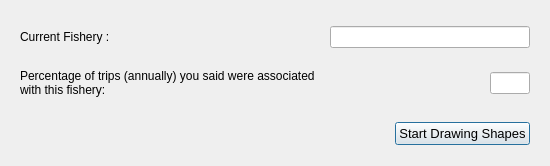
Ecotrust/openoceanmap-desktop, file oom_norcal_charter/Interview/selectfishery.ui: the form before one commit.
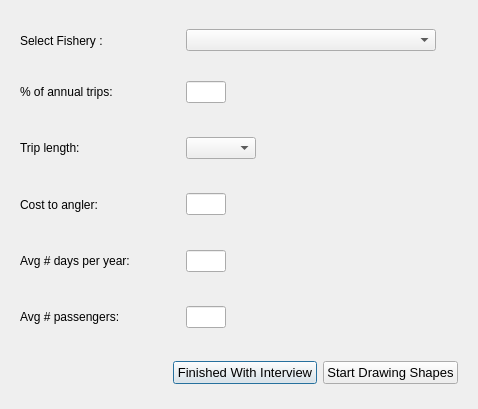
The form after the commit.

```diff
--- a/oom_norcal_charter/Interview/selectfishery.ui
+++ b/oom_norcal_charter/Interview/selectfishery.ui
@@ -6,16 +6,16 @@
    <rect>
     <x>0</x>
     <y>0</y>
-    <width>550</width>
-    <height>166</height>
+    <width>478</width>
+    <height>409</height>
    </rect>
   </property>
   <property name="windowTitle" >
    <string>OpenOceanMap - Start Fishery</string>
   </property>
-  <layout class="QVBoxLayout" >
+  <layout class="QVBoxLayout" name="verticalLayout" >
    <item>
-    <layout class="QHBoxLayout" >
+    <layout class="QHBoxLayout" name="horizontalLayout_3" >
      <item>
       <widget class="QWidget" native="1" name="widget" >
        <layout class="QHBoxLayout" >
@@ -38,27 +38,171 @@
          <widget class="QLabel" name="fishery_text" >
           <property name="minimumSize" >
            <size>
-            <width>300</width>
+            <width>160</width>
             <height>0</height>
            </size>
           </property>
           <property name="maximumSize" >
            <size>
-            <width>300</width>
+            <width>160</width>
             <height>16777215</height>
            </size>
           </property>
           <property name="text" >
-           <string>Current Fishery :</string>
+           <string>Select Fishery :</string>
           </property>
          </widget>
         </item>
         <item>
-         <spacer>
+         <widget class="QComboBox" name="fishery_comboBox" >
+          <property name="minimumSize" >
+           <size>
+            <width>250</width>
+            <height>0</height>
+           </size>
+          </property>
+          <property name="maximumSize" >
+           <size>
+            <width>250</width>
+            <height>16777215</height>
+           </size>
+          </property>
+          <item>
+           <property name="text" >
+            <string/>
+           </property>
+          </item>
+          <item>
+           <property name="text" >
+            <string>Abalone (dive only)</string>
+           </property>
+          </item>
+          <item>
+           <property name="text" >
+            <string>Anchovy/Herring (Bait Fish)</string>
+           </property>
+          </item>
+          <item>
+           <property name="text" >
+            <string>California Halibut</string>
+           </property>
+          </item>
+          <item>
+           <property name="text" >
+            <string>Dungeness Crab</string>
+           </property>
+          </item>
+          <item>
+           <property name="text" >
+            <string>Humboldt Squid</string>
+           </property>
+          </item>
+          <item>
+           <property name="text" >
+            <string>Pacific Halibut</string>
+           </property>
+          </item>
+          <item>
+           <property name="text" >
+            <string>Rockfish (pre-RCA)</string>
+           </property>
+          </item>
+          <item>
+           <property name="text" >
+            <string>Rockfish (post-RCA)</string>
+           </property>
+          </item>
+          <item>
+           <property name="text" >
+            <string>Rockfish (cumulative)</string>
+           </property>
+          </item>
+          <item>
+           <property name="text" >
+            <string>Salmon</string>
+           </property>
+          </item>
+          <item>
+           <property name="text" >
+            <string>Sharks/Rays</string>
+           </property>
+          </item>
+          <item>
+           <property name="text" >
+            <string>Other Flatfish (Sanddads, Soles, Turbots)</string>
+           </property>
+          </item>
+          <item>
+           <property name="text" >
+            <string>Other</string>
+           </property>
+          </item>
+         </widget>
+        </item>
+       </layout>
+      </widget>
+     </item>
+     <item>
+      <spacer name="horizontalSpacer_2" >
+       <property name="orientation" >
+        <enum>Qt::Horizontal</enum>
+       </property>
+       <property name="sizeHint" stdset="0" >
+        <size>
+         <width>40</width>
+         <height>20</height>
+        </size>
+       </property>
+      </spacer>
+     </item>
+    </layout>
+   </item>
+   <item>
+    <layout class="QHBoxLayout" name="horizontalLayout_11" >
+     <item>
+      <widget class="QWidget" native="1" name="widget_4" >
+       <layout class="QHBoxLayout" name="horizontalLayout_12" >
+        <item>
+         <widget class="QLabel" name="label_7" >
+          <property name="minimumSize" >
+           <size>
+            <width>160</width>
+            <height>0</height>
+           </size>
+          </property>
+          <property name="maximumSize" >
+           <size>
+            <width>160</width>
+            <height>16777215</height>
+           </size>
+          </property>
+          <property name="text" >
+           <string>% of annual trips:</string>
+          </property>
+         </widget>
+        </item>
+        <item>
+         <widget class="QLineEdit" name="fishery_pct_trips" >
+          <property name="minimumSize" >
+           <size>
+            <width>40</width>
+            <height>0</height>
+           </size>
+          </property>
+          <property name="maximumSize" >
+           <size>
+            <width>40</width>
+            <height>16777215</height>
+           </size>
+          </property>
+         </widget>
+        </item>
+        <item>
+         <spacer name="horizontalSpacer_3" >
           <property name="orientation" >
            <enum>Qt::Horizontal</enum>
           </property>
-          <property name="sizeHint" >
+          <property name="sizeHint" stdset="0" >
            <size>
             <width>40</width>
             <height>20</height>
@@ -66,54 +210,253 @@
           </property>
          </spacer>
         </item>
+       </layout>
+       <zorder>label_7</zorder>
+       <zorder>fishery_pct_trips</zorder>
+       <zorder>horizontalSpacer_3</zorder>
+      </widget>
+     </item>
+    </layout>
+   </item>
+   <item>
+    <layout class="QHBoxLayout" name="horizontalLayout_19" >
+     <item>
+      <widget class="QWidget" native="1" name="widget_8" >
+       <layout class="QHBoxLayout" name="horizontalLayout" >
         <item>
-         <widget class="QLineEdit" name="fishery_line" >
+         <widget class="QLabel" name="label_11" >
           <property name="minimumSize" >
            <size>
-            <width>200</width>
+            <width>160</width>
             <height>0</height>
            </size>
           </property>
+          <property name="maximumSize" >
+           <size>
+            <width>160</width>
+            <height>16777215</height>
+           </size>
+          </property>
+          <property name="text" >
+           <string>Trip length:</string>
+          </property>
          </widget>
         </item>
+        <item>
+         <widget class="QComboBox" name="fishery_tlen" >
+          <item>
+           <property name="text" >
+            <string/>
+           </property>
+          </item>
+          <item>
+           <property name="text" >
+            <string>1/2 day</string>
+           </property>
+          </item>
+          <item>
+           <property name="text" >
+            <string>3/4 day</string>
+           </property>
+          </item>
+          <item>
+           <property name="text" >
+            <string>1 day</string>
+           </property>
+          </item>
+          <item>
+           <property name="text" >
+            <string>> 1 day</string>
+           </property>
+          </item>
+         </widget>
+        </item>
+        <item>
+         <spacer name="horizontalSpacer_3" >
+          <property name="orientation" >
+           <enum>Qt::Horizontal</enum>
+          </property>
+          <property name="sizeHint" stdset="0" >
+           <size>
+            <width>40</width>
+            <height>20</height>
+           </size>
+          </property>
+         </spacer>
+        </item>
        </layout>
       </widget>
      </item>
     </layout>
    </item>
    <item>
-    <layout class="QHBoxLayout" >
+    <layout class="QHBoxLayout" name="horizontalLayout_21" >
+     <item>
+      <widget class="QWidget" native="1" name="widget_9" >
+       <layout class="QHBoxLayout" name="horizontalLayout_22" >
+        <item>
+         <widget class="QLabel" name="label_12" >
+          <property name="minimumSize" >
+           <size>
+            <width>160</width>
+            <height>0</height>
+           </size>
+          </property>
+          <property name="maximumSize" >
+           <size>
+            <width>160</width>
+            <height>16777215</height>
+           </size>
+          </property>
+          <property name="text" >
+           <string>Cost to angler:</string>
+          </property>
+         </widget>
+        </item>
+        <item>
+         <widget class="QLineEdit" name="fishery_angcost" >
+          <property name="minimumSize" >
+           <size>
+            <width>40</width>
+            <height>0</height>
+           </size>
+          </property>
+          <property name="maximumSize" >
+           <size>
+            <width>40</width>
+            <height>16777215</height>
+           </size>
+          </property>
+         </widget>
+        </item>
+        <item>
+         <spacer name="horizontalSpacer_3" >
+          <property name="orientation" >
+           <enum>Qt::Horizontal</enum>
+          </property>
+          <property name="sizeHint" stdset="0" >
+           <size>
+            <width>40</width>
+            <height>20</height>
+           </size>
+          </property>
+         </spacer>
+        </item>
+       </layout>
+       <zorder>label_12</zorder>
+       <zorder>fishery_angcost</zorder>
+       <zorder>horizontalSpacer_3</zorder>
+      </widget>
+     </item>
+    </layout>
+   </item>
+   <item>
+    <layout class="QHBoxLayout" name="horizontalLayout_13" >
+     <item>
+      <widget class="QWidget" native="1" name="widget_5" >
+       <layout class="QHBoxLayout" name="horizontalLayout_14" >
+        <item>
+         <widget class="QLabel" name="label_8" >
+          <property name="minimumSize" >
+           <size>
+            <width>160</width>
+            <height>0</height>
+           </size>
+          </property>
+          <property name="maximumSize" >
+           <size>
+            <width>160</width>
+            <height>16777215</height>
+           </size>
+          </property>
+          <property name="text" >
+           <string>Avg # days per year:</string>
+          </property>
+         </widget>
+        </item>
+        <item>
+         <widget class="QLineEdit" name="fishery_days" >
+          <property name="minimumSize" >
+           <size>
+            <width>40</width>
+            <height>0</height>
+           </size>
+          </property>
+          <property name="maximumSize" >
+           <size>
+            <width>40</width>
+            <height>16777215</height>
+           </size>
+          </property>
+         </widget>
+        </item>
+        <item>
+         <spacer name="horizontalSpacer_3" >
+          <property name="orientation" >
+           <enum>Qt::Horizontal</enum>
+          </property>
+          <property name="sizeHint" stdset="0" >
+           <size>
+            <width>40</width>
+            <height>20</height>
+           </size>
+          </property>
+         </spacer>
+        </item>
+       </layout>
+       <zorder>label_8</zorder>
+       <zorder>fishery_days</zorder>
+       <zorder>horizontalSpacer_3</zorder>
+      </widget>
+     </item>
+    </layout>
+   </item>
+   <item>
+    <layout class="QHBoxLayout" name="horizontalLayout_5" >
      <item>
       <widget class="QWidget" native="1" name="widget_3" >
-       <layout class="QHBoxLayout" >
+       <layout class="QHBoxLayout" name="horizontalLayout_4" >
         <item>
          <widget class="QLabel" name="label" >
           <property name="minimumSize" >
            <size>
-            <width>300</width>
+            <width>160</width>
             <height>0</height>
            </size>
           </property>
           <property name="maximumSize" >
            <size>
-            <width>300</width>
+            <width>160</width>
             <height>16777215</height>
            </size>
           </property>
           <property name="text" >
-           <string>Percentage of trips (annually) you said were associated with this fishery:</string>
+           <string>Avg # passengers:</string>
           </property>
-          <property name="wordWrap" >
-           <bool>true</bool>
+         </widget>
+        </item>
+        <item>
+         <widget class="QLineEdit" name="fishery_pass" >
+          <property name="minimumSize" >
+           <size>
+            <width>40</width>
+            <height>0</height>
+           </size>
           </property>
+          <property name="maximumSize" >
+           <size>
+            <width>40</width>
+            <height>16777215</height>
+           </size>
+          </property>
          </widget>
         </item>
         <item>
-         <spacer>
+         <spacer name="horizontalSpacer_3" >
           <property name="orientation" >
            <enum>Qt::Horizontal</enum>
           </property>
-          <property name="sizeHint" >
+          <property name="sizeHint" stdset="0" >
            <size>
             <width>40</width>
             <height>20</height>
@@ -121,53 +464,28 @@
           </property>
          </spacer>
         </item>
-        <item>
-         <widget class="QLineEdit" name="perc_trip_fish_line" >
-          <property name="minimumSize" >
-           <size>
-            <width>40</width>
-            <height>0</height>
-           </size>
-          </property>
-          <property name="maximumSize" >
-           <size>
-            <width>40</width>
-            <height>16777215</height>
-           </size>
-          </property>
-         </widget>
-        </item>
        </layout>
       </widget>
      </item>
     </layout>
    </item>
    <item>
-    <layout class="QHBoxLayout" >
+    <layout class="QHBoxLayout" name="horizontalLayout_2" >
      <item>
       <widget class="QWidget" native="1" name="widget_2" >
        <layout class="QHBoxLayout" >
         <property name="spacing" >
          <number>6</number>
         </property>
-        <property name="leftMargin" >
-         <number>9</number>
-        </property>
-        <property name="topMargin" >
-         <number>9</number>
-        </property>
-        <property name="rightMargin" >
-         <number>9</number>
-        </property>
-        <property name="bottomMargin" >
+        <property name="margin" >
          <number>9</number>
         </property>
         <item>
-         <spacer>
+         <spacer name="horizontalSpacer" >
           <property name="orientation" >
            <enum>Qt::Horizontal</enum>
           </property>
-          <property name="sizeHint" >
+          <property name="sizeHint" stdset="0" >
            <size>
             <width>40</width>
             <height>20</height>
@@ -175,6 +493,18 @@
           </property>
          </spacer>
         </item>
+        <item>
+         <widget class="QPushButton" name="pbnFisheryFinished" >
+          <property name="font" >
+           <font>
+            <pointsize>10</pointsize>
+           </font>
+          </property>
+          <property name="text" >
+           <string>Finished With Interview</string>
+          </property>
+         </widget>
+        </item>
         <item>
          <widget class="QPushButton" name="pbnStartShapes" >
           <property name="font" >
```
Left out of the diff: 8 changed lines with no effect on the pictures.
